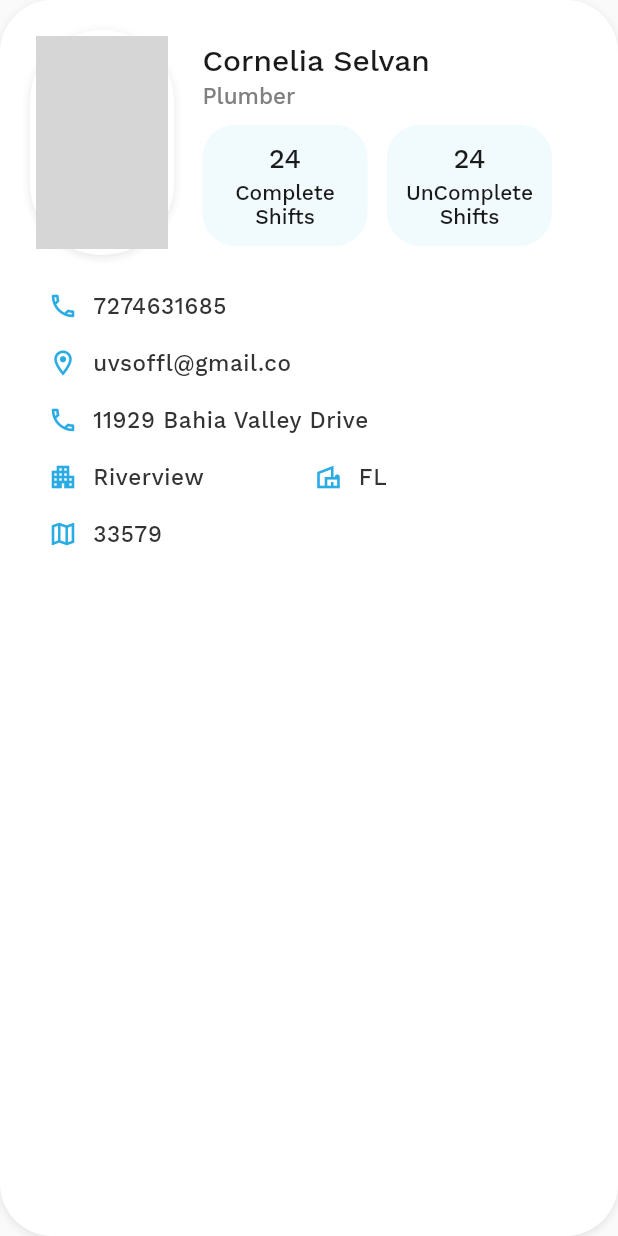
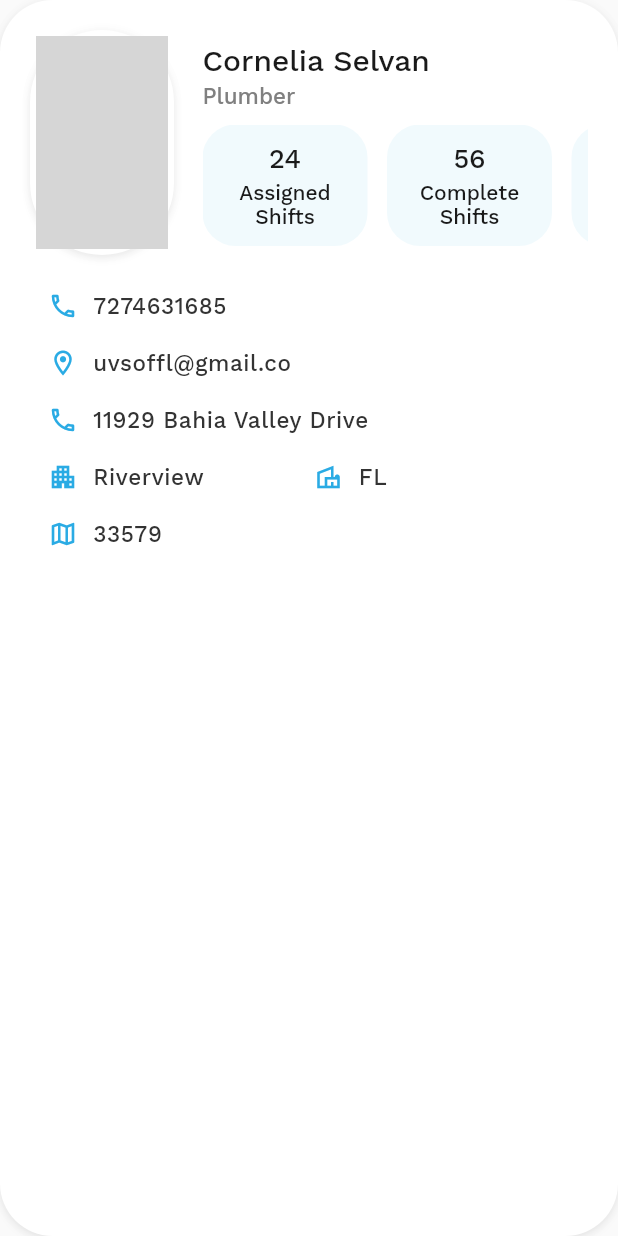
Before and after one commit to ausaf-liaquat/unique-med-services, a Flutter app: the ProfileCard widget shown alone on an empty page, opened directly, on a phone screen of 412 x 824 dp. Run offline on Flutter 3.47's test engine with Material 2 defaults, Android fonts, the phone set to English and light mode, and no system bars; our stand-ins replace flutter_form_builder, form_builder_validators, google_fonts, google_nav_bar, table_calendar; statements that could not run were skipped; grey boxes are pictures that could not be loaded.

```diff
--- a/lib/main.dart
+++ b/lib/main.dart
@@ -18,7 +18,7 @@ class MyApp extends StatelessWidget {
       debugShowCheckedModeBanner: false,
       theme: AppThemeData().lightTheme,
       darkTheme: AppThemeData().lightTheme,
-      initialRoute: '/',
+      initialRoute: LandingScreen.route,
       routes: appRoutes,
     );
   }
--- a/lib/screens/landing.dart
+++ b/lib/screens/landing.dart
@@ -8,6 +8,8 @@ import 'package:ums_staff/screens/wallet/wallet.dart';
 import 'package:google_nav_bar/google_nav_bar.dart';
 import 'package:ums_staff/shared/theme/color.dart';
 
+import '../widgets/others/bottom_sheet.dart';
+
 class LandingScreen extends StatefulWidget {
   const LandingScreen({super.key});
   static const route = '/';
@@ -16,7 +18,7 @@ class LandingScreen extends StatefulWidget {
 }
 
 class _LandingScreenState extends State<LandingScreen> {
-  int _selectedIndex = 4;
+  int _selectedIndex = 0;
   static const List<Widget> _tabs = <Widget>[
     ScheduleScreen(),
     ShiftScreen(),
@@ -38,7 +40,7 @@ class _LandingScreenState extends State<LandingScreen> {
           icon: const Icon(Icons.schedule)),
       IconButton(
           onPressed: () {}, icon: const Icon(Icons.cloud_upload_outlined)),
-      IconButton(onPressed: () {}, icon: const Icon(Icons.more_horiz))
+      const ProfileBottomSheet()
     ];
 
     bool smallDevice = MediaQuery.of(context).size.width >= 375;
--- a/lib/widgets/card/profile.dart
+++ b/lib/widgets/card/profile.dart
@@ -10,8 +10,6 @@ class ProfileCard extends StatelessWidget {
 
   @override
   Widget build(BuildContext context) {
-    double deviceWidth = MediaQuery.of(context).size.width;
-
     return AppCard(
         radius: BorderRadius.circular(35),
         child: Column(
@@ -77,52 +75,15 @@ class ProfileCard extends StatelessWidget {
                       scrollDirection: Axis.horizontal,
                       child: Row(
                         crossAxisAlignment: CrossAxisAlignment.start,
-                        children: [
-                          Container(
-                            width: 110,
-                            padding: const EdgeInsets.all(12),
-                            decoration: BoxDecoration(
-                              color: HexColor('#F1FAFD'),
-                              borderRadius: BorderRadius.circular(22),
-                            ),
-                            child: Column(
-                              children: const [
-                                AppTypography(
-                                    text: '24',
-                                    size: 18,
-                                    weight: FontWeight.w500),
-                                SizedBox(height: 4),
-                                AppTypography(
-                                    align: TextAlign.center,
-                                    text: 'Complete Shifts',
-                                    size: 14,
-                                    weight: FontWeight.w500)
-                              ],
-                            ),
-                          ),
-                          const SizedBox(width: 13),
-                          Container(
-                            width: 110,
-                            padding: const EdgeInsets.all(12),
-                            decoration: BoxDecoration(
-                              color: HexColor('#F1FAFD'),
-                              borderRadius: BorderRadius.circular(22),
-                            ),
-                            child: Column(
-                              children: const [
-                                AppTypography(
-                                    text: '24',
-                                    size: 18,
-                                    weight: FontWeight.w500),
-                                SizedBox(height: 4),
-                                AppTypography(
-                                    align: TextAlign.center,
-                                    text: 'UnComplete Shifts',
-                                    size: 14,
-                                    weight: FontWeight.w500)
-                              ],
-                            ),
-                          )
+                        children: const [
+                          ProfileShiftData(
+                              quentity: '24', title: 'Assigned Shifts'),
+                          SizedBox(width: 13),
+                          ProfileShiftData(
+                              quentity: '56', title: 'Complete Shifts'),
+                          SizedBox(width: 13),
+                          ProfileShiftData(
+                              quentity: '27', title: 'UnComplete Shifts'),
                         ],
                       ),
                     )
@@ -165,3 +126,33 @@ class ProfileCard extends StatelessWidget {
         ));
   }
 }
+
+class ProfileShiftData extends StatelessWidget {
+  const ProfileShiftData(
+      {super.key, required this.title, required this.quentity});
+  final String title;
+  final String quentity;
+
+  @override
+  Widget build(BuildContext context) {
+    return Container(
+      width: 110,
+      padding: const EdgeInsets.all(12),
+      decoration: BoxDecoration(
+        color: HexColor('#F1FAFD'),
+        borderRadius: BorderRadius.circular(22),
+      ),
+      child: Column(
+        children: [
+          AppTypography(text: quentity, size: 18, weight: FontWeight.w500),
+          const SizedBox(height: 4),
+          AppTypography(
+              align: TextAlign.center,
+              text: title,
+              size: 14,
+              weight: FontWeight.w500)
+        ],
+      ),
+    );
+  }
+}
--- a/lib/widgets/dataDisplay/row_item.dart
+++ b/lib/widgets/dataDisplay/row_item.dart
@@ -28,14 +28,14 @@ class RowItem extends StatelessWidget {
                 Icon(
                   icon,
                   color: iconColor ?? AppColorScheme().black70,
-                  size: 24,
+                  size: 28,
                 ),
-                const SizedBox(width: 18),
+                const SizedBox(width: 22),
                 AppTypography(
                   text: text,
                   spacing: 0.4,
-                  size: 16,
-                  weight: FontWeight.w500,
+                  size: 18,
+                  weight: FontWeight.w600,
                   color: textColor ?? AppColorScheme().black90,
                 ),
               ],
```
Also changed, not shown: lib/screens/profile/profile.dart (+9 -7 lines), lib/widgets/others/bottom_sheet.dart (added, +55 -0 lines).
